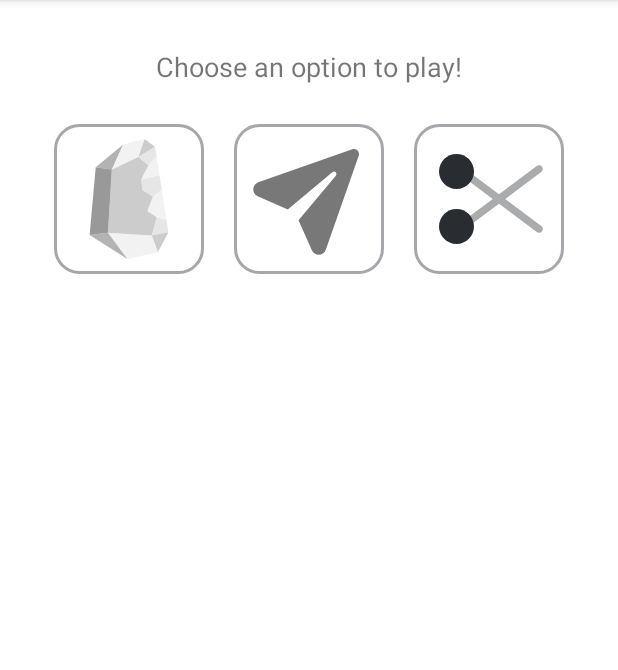
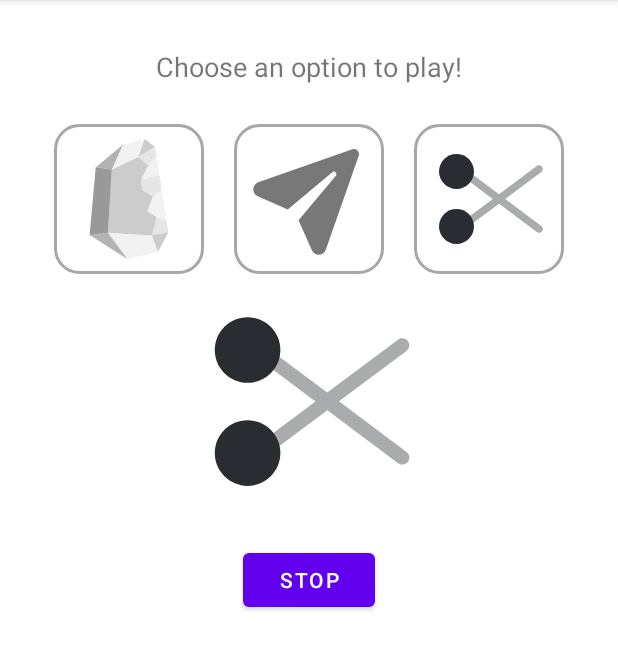
Before and after one commit to devstromo/rock-paper-scissors-kotlin-c, an Android app: the screen it shows after launch (MainActivity), on a phone screen of 412 x 824 dp, the part 84-754 px from its top. Run offline under Robolectric (Android 15) with nearby library versions, the phone set to English and light mode, and no system bars; 1 statement that could not run was skipped.

Commit message:
Rock Paper Scissors | add result cycle UI placeholder

```diff
--- a/app/src/main/java/com/devstromo/rockpaperscissors/MainActivity.kt
+++ b/app/src/main/java/com/devstromo/rockpaperscissors/MainActivity.kt
@@ -49,7 +49,7 @@ class MainActivity : AppCompatActivity() {
     private fun playGame(playerChoice: Char) {
         // Call the native function and display the result
         val result = playGameJNI(playerChoice)
-        binding.resultText.text = result
+        binding.resultText.text = "$result $playerChoice"
     }
 
     private fun setPlayerOptionSelection(playerChoice: Char) {
--- a/app/src/main/res/layout/activity_main.xml
+++ b/app/src/main/res/layout/activity_main.xml
@@ -58,6 +58,28 @@
             android:background="@drawable/rounded_button"
             android:scaleType="fitCenter"/>
     </LinearLayout>
+    <LinearLayout
+        android:id="@+id/resultContainer"
+        android:layout_width="match_parent"
+        android:layout_height="wrap_content"
+        android:orientation="vertical"
+        android:gravity="center"
+        app:layout_constraintEnd_toEndOf="parent"
+        app:layout_constraintStart_toStartOf="parent"
+        app:layout_constraintTop_toBottomOf="@id/buttonContainers" >
+        <ImageView
+            android:id="@+id/iconImageView"
+            android:layout_width="150dp"
+            android:layout_height="150dp"
+            android:layout_marginBottom="20dp"
+            android:src="@drawable/ic_scissor" />
+
+        <Button
+            android:id="@+id/stopButton"
+            android:layout_width="wrap_content"
+            android:layout_height="wrap_content"
+            android:text="Stop" />
+    </LinearLayout>
 
     <TextView
         android:id="@+id/resultText"
@@ -69,6 +91,6 @@
         android:textSize="18sp"
         app:layout_constraintEnd_toEndOf="parent"
         app:layout_constraintStart_toStartOf="parent"
-        app:layout_constraintTop_toBottomOf="@id/buttonContainers" />
+        app:layout_constraintTop_toBottomOf="@id/resultContainer" />
 
 </androidx.constraintlayout.widget.ConstraintLayout>
```
